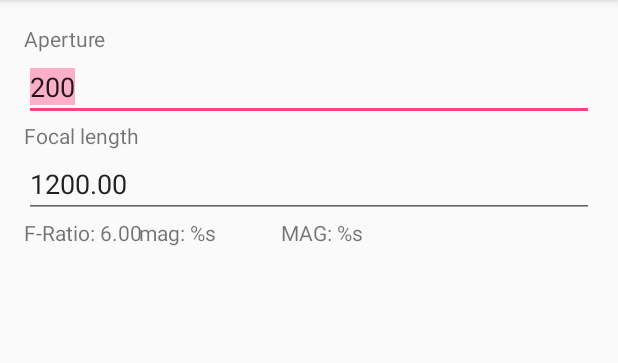
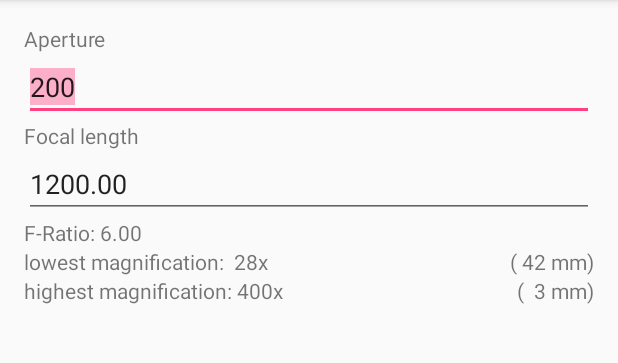
Before and after one commit to lemmy04/Scopecalc, an Android app: the screen it shows after launch (ScopeCalcActivity), on a phone screen of 412 x 824 dp, the part 84-447 px from its top. Run offline under Robolectric (Android 15) with nearby library versions, the phone set to English and light mode, and no system bars.

Commit message:
actual functionality done

```diff
--- a/app/src/main/java/de/eregion/scopecalc/ScopeCalcActivity.java
+++ b/app/src/main/java/de/eregion/scopecalc/ScopeCalcActivity.java
@@ -34,6 +34,18 @@ epmax   = (int)(focallength/mmin)
         fratio = (float) (Float.valueOf(focallength_edit.getText().toString()) / Float.valueOf(aperture_edit.getText().toString()));
         fratio_text.setText(String.format("F-Ratio: %3.2f", round(fratio,2)));
 
+        mmin = (int) (Float.valueOf(aperture_edit.getText().toString())/7.0);
+        mmin_text.setText(String.format("lowest magnification: %3.0fx", round(mmin,0)));
+
+        mmax = (int) (Float.valueOf(aperture_edit.getText().toString())*2);
+        mmax_text.setText(String.format("highest magnification: %3.0fx", round(mmax,0)));
+
+        epmin = (int) (Float.valueOf(focallength_edit.getText().toString())/mmin);
+        epmin_text.setText(String.format("(%3.0f mm)", round(epmin,0)));
+
+        epmax = (int) (Float.valueOf(focallength_edit.getText().toString())/mmax);
+        epmax_text.setText(String.format("(%3.0f mm)", round(epmax,0)));
+
     }
 
 
@@ -47,20 +59,22 @@ epmax   = (int)(focallength/mmin)
         fratio_text = (TextView) findViewById(R.id.fRatio_textView);
         mmin_text   = (TextView) findViewById(R.id.minMag_textView);
         mmax_text   = (TextView) findViewById(R.id.maxMag_textView);
+        epmin_text  = (TextView) findViewById(R.id.minEP_textView);
+        epmax_text  = (TextView) findViewById(R.id.maxEP_textView);
 
         aperture_edit = (EditText) findViewById(R.id.editText_aperture);
         focallength_edit = (EditText) findViewById(R.id.editText_focalLength);
 
         //attach listeners to the two text fields
-        aperture_edit.setOnClickListener(new View.OnClickListener() {
+        aperture_edit.setOnFocusChangeListener(new View.OnFocusChangeListener() {
             @Override
-            public void onClick(View v) {
+            public void onFocusChange(View v, boolean changed) {
                 calc_and_update();
             }
         });
-        focallength_edit.setOnClickListener(new View.OnClickListener() {
+        focallength_edit.setOnFocusChangeListener(new View.OnFocusChangeListener() {
             @Override
-            public void onClick(View v) {
+            public void onFocusChange(View v, boolean changed) {
                 calc_and_update();
             }
         });
--- a/app/src/main/res/layout-land/activity_scope_calc.xml
+++ b/app/src/main/res/layout-land/activity_scope_calc.xml
@@ -25,10 +25,12 @@
         android:inputType="numberDecimal"
         android:ems="10"
         android:id="@+id/editText_aperture"
-        android:text="200.00"
+        android:text="200"
         android:layout_below="@+id/textView"
         android:layout_alignParentLeft="true"
-        android:layout_alignParentStart="true" />
+        android:layout_alignParentStart="true"
+        android:selectAllOnFocus="true"
+        android:singleLine="true" />
 
     <TextView
         android:text="Focal length"
@@ -48,7 +50,9 @@
         android:text="1200.00"
         android:layout_below="@+id/textView2"
         android:layout_alignParentLeft="true"
-        android:layout_alignParentStart="true" />
+        android:layout_alignParentStart="true"
+        android:selectAllOnFocus="true"
+        android:singleLine="true" />
 
     <TextView
         android:text="F-Ratio: %s"
@@ -63,19 +67,35 @@
         android:text="mag: %s"
         android:layout_width="wrap_content"
         android:layout_height="wrap_content"
-        android:layout_alignBottom="@+id/fRatio_textView"
-        android:layout_toRightOf="@+id/textView2"
-        android:layout_toEndOf="@+id/textView2"
-        android:id="@+id/minMag_textView" />
+        android:id="@+id/minMag_textView"
+        android:layout_below="@+id/fRatio_textView"
+        android:layout_alignParentLeft="true"
+        android:layout_alignParentStart="true" />
 
     <TextView
         android:text="MAG: %s"
         android:layout_width="wrap_content"
         android:layout_height="wrap_content"
-        android:layout_alignBottom="@+id/minMag_textView"
-        android:layout_toRightOf="@+id/minMag_textView"
-        android:layout_toEndOf="@+id/minMag_textView"
-        android:layout_marginLeft="43dp"
-        android:layout_marginStart="43dp"
-        android:id="@+id/maxMag_textView" />
+        android:id="@+id/maxMag_textView"
+        android:layout_below="@+id/minMag_textView"
+        android:layout_alignParentLeft="true"
+        android:layout_alignParentStart="true" />
+
+    <TextView
+        android:text="minEP: %s mm"
+        android:layout_width="wrap_content"
+        android:layout_height="wrap_content"
+        android:layout_below="@+id/fRatio_textView"
+        android:layout_alignParentRight="true"
+        android:layout_alignParentEnd="true"
+        android:id="@+id/minEP_textView" />
+
+    <TextView
+        android:text="maxEP: %s mm"
+        android:layout_width="wrap_content"
+        android:layout_height="wrap_content"
+        android:layout_below="@+id/minEP_textView"
+        android:layout_alignParentRight="true"
+        android:layout_alignParentEnd="true"
+        android:id="@+id/maxEP_textView" />
 </RelativeLayout>
--- a/app/src/main/res/layout/activity_scope_calc.xml
+++ b/app/src/main/res/layout/activity_scope_calc.xml
@@ -67,19 +67,35 @@
         android:text="mag: %s"
         android:layout_width="wrap_content"
         android:layout_height="wrap_content"
-        android:layout_alignBottom="@+id/fRatio_textView"
-        android:layout_toRightOf="@+id/textView2"
-        android:layout_toEndOf="@+id/textView2"
-        android:id="@+id/minMag_textView" />
+        android:id="@+id/minMag_textView"
+        android:layout_below="@+id/fRatio_textView"
+        android:layout_alignParentLeft="true"
+        android:layout_alignParentStart="true" />
 
     <TextView
         android:text="MAG: %s"
         android:layout_width="wrap_content"
         android:layout_height="wrap_content"
-        android:layout_alignBottom="@+id/minMag_textView"
-        android:layout_toRightOf="@+id/minMag_textView"
-        android:layout_toEndOf="@+id/minMag_textView"
-        android:layout_marginLeft="43dp"
-        android:layout_marginStart="43dp"
-        android:id="@+id/maxMag_textView" />
+        android:id="@+id/maxMag_textView"
+        android:layout_below="@+id/minMag_textView"
+        android:layout_alignParentLeft="true"
+        android:layout_alignParentStart="true" />
+
+    <TextView
+        android:text="minEP: %s mm"
+        android:layout_width="wrap_content"
+        android:layout_height="wrap_content"
+        android:layout_below="@+id/fRatio_textView"
+        android:layout_alignParentRight="true"
+        android:layout_alignParentEnd="true"
+        android:id="@+id/minEP_textView" />
+
+    <TextView
+        android:text="maxEP: %s mm"
+        android:layout_width="wrap_content"
+        android:layout_height="wrap_content"
+        android:layout_below="@+id/minEP_textView"
+        android:layout_alignParentRight="true"
+        android:layout_alignParentEnd="true"
+        android:id="@+id/maxEP_textView" />
 </RelativeLayout>
```
